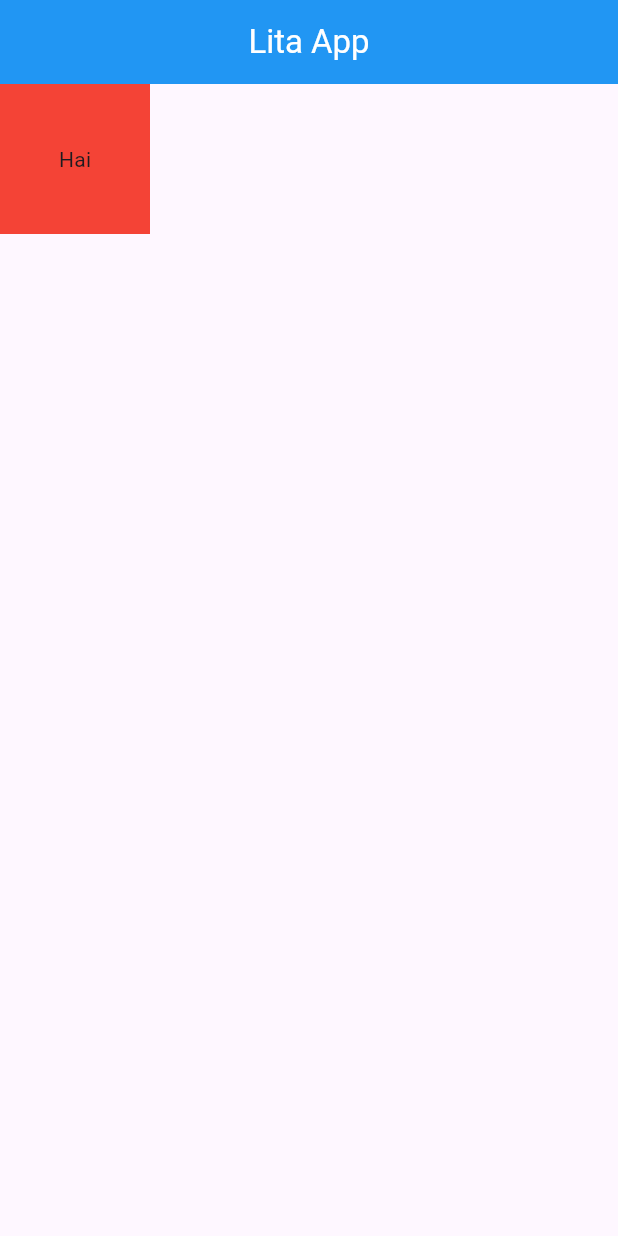
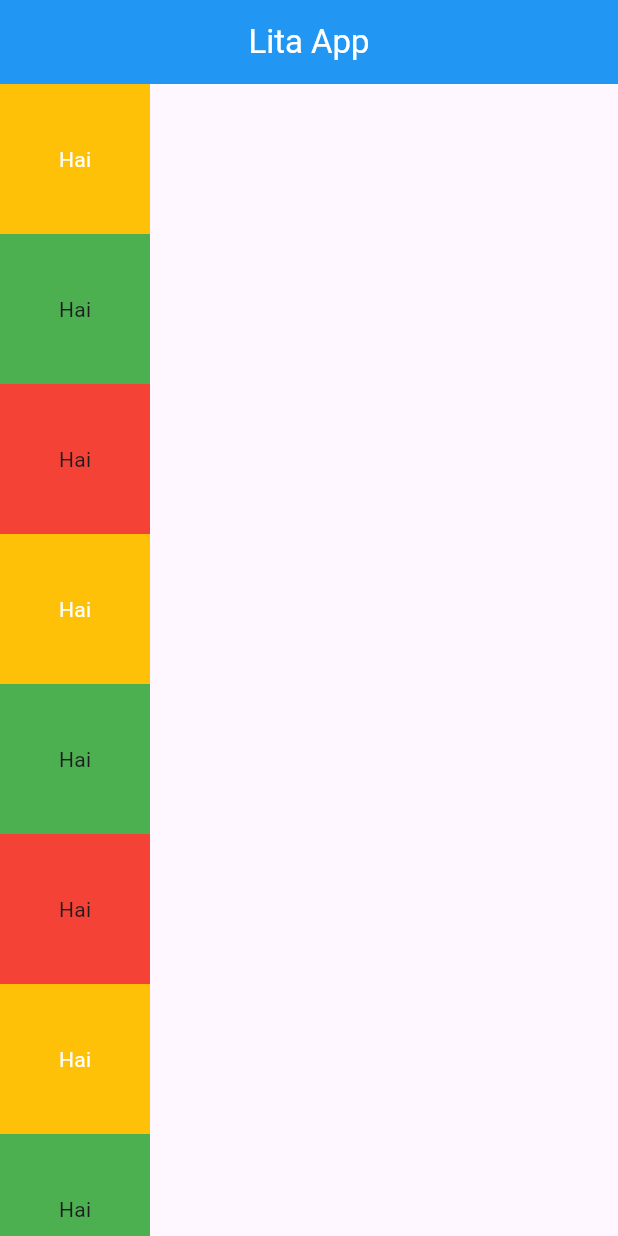
Before and after one commit to maulitayasmin/mobile, a Flutter app: the screen it shows after launch, on a phone screen of 412 x 824 dp. Run offline on Flutter 3.47's test engine with Material 3 defaults, Android fonts, the phone set to English and light mode, and no system bars.

Commit message:
scroll bawah

```diff
--- a/lib/main.dart
+++ b/lib/main.dart
@@ -18,7 +18,8 @@ class LitaApp extends StatelessWidget {
           foregroundColor: Colors.white,
           backgroundColor: Colors.blue,
         ),
-        body: Stack( //digunakan untuk menumpuk, jadi outputnya yang keluar adalah kotak terakhir
+        body: SingleChildScrollView( //bisanya discroll ke bawah, kesamping gabisa
+          child: Column( //digunakan untuk menumpuk, jadi outputnya yang keluar adalah kotak terakhir
           children: [
               Container(
                 width: 100,
@@ -50,8 +51,69 @@ class LitaApp extends StatelessWidget {
                 child: Text('Hai')
               ),
             ),
+            Container(
+                width: 100,
+                height: 100,
+                color: Colors.amber, // Memberikan warna pada container sehingga bisa disebut widget visible
+                child: Center(
+                  child: Text(
+                    'Hai',
+                    style: TextStyle(
+                      color: Colors.white, // Mengubah warna teks menjadi putih
+                    ),
+                  ),
+                ),
+              ),
+
+            Container(
+              width: 100,
+              height: 100,
+              color: Colors.green, //Memberikan wara pada container sehingga bisa disebut widget visible
+              child: Center(
+                child: Text('Hai')
+              ),
+            ),
+            Container(
+              width: 100,
+              height: 100,
+              color: Colors.red, //Memberikan wara pada container sehingga bisa disebut widget visible
+              child: Center(
+                child: Text('Hai')
+              ),
+            ),
+            Container(
+                width: 100,
+                height: 100,
+                color: Colors.amber, // Memberikan warna pada container sehingga bisa disebut widget visible
+                child: Center(
+                  child: Text(
+                    'Hai',
+                    style: TextStyle(
+                      color: Colors.white, // Mengubah warna teks menjadi putih
+                    ),
+                  ),
+                ),
+              ),
+
+            Container(
+              width: 100,
+              height: 100,
+              color: Colors.green, //Memberikan wara pada container sehingga bisa disebut widget visible
+              child: Center(
+                child: Text('Hai')
+              ),
+            ),
+            Container(
+              width: 100,
+              height: 100,
+              color: Colors.red, //Memberikan wara pada container sehingga bisa disebut widget visible
+              child: Center(
+                child: Text('Hai')
+              ),
+            ),
           ],
         ),
+        )
       ),
     );
   }
```
